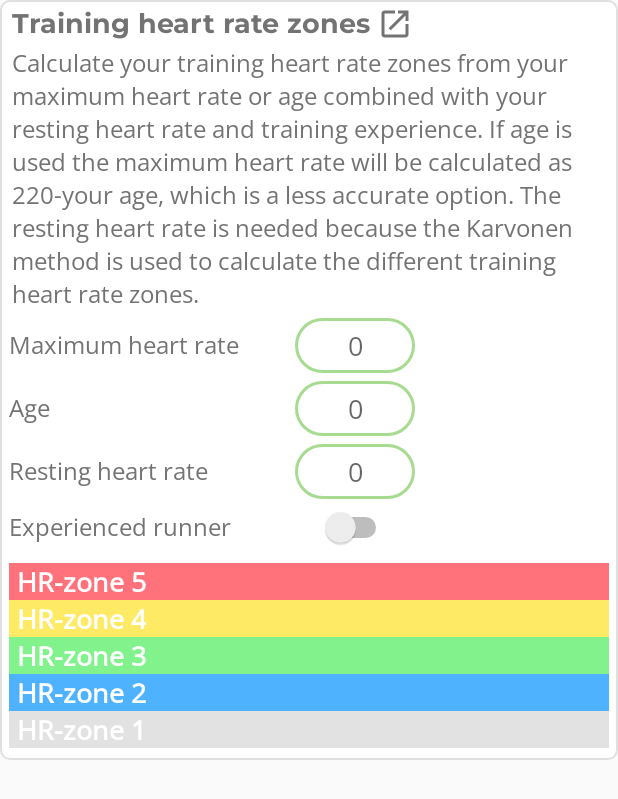
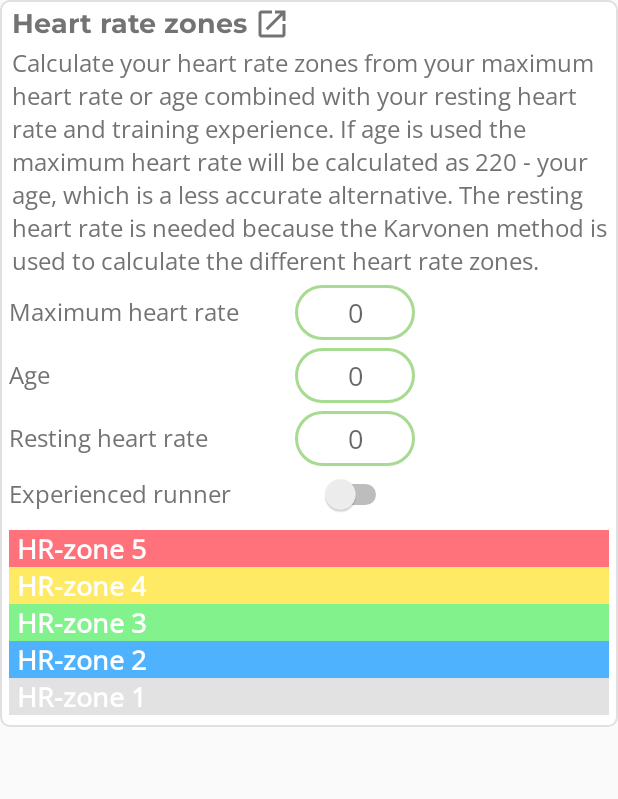
Before and after one commit to rnyholm/runcalc, an Android app: the layout heart_rate_zones_content_card.xml on its own in the app's theme, with its tools: preview values and no code run, on a phone screen of 412 x 824 dp. Shown: the top 799 px of the screen. Run offline under Robolectric (Android 15) with nearby library versions, the phone set to English and light mode, and no system bars.

Commit message:
#39 Adjusted texts a bit

```diff
--- a/app/src/main/res/layout/activity_calculator.xml
+++ b/app/src/main/res/layout/activity_calculator.xml
@@ -36,13 +36,13 @@
                 android:layout_marginTop="10dp" />
 
             <include
-                layout="@layout/vo2max_estimate_content_card"
+                layout="@layout/heart_rate_zones_content_card"
                 android:layout_width="match_parent"
                 android:layout_height="wrap_content"
                 android:layout_marginTop="10dp" />
 
             <include
-                layout="@layout/heart_rate_zones_content_card"
+                layout="@layout/vo2max_estimate_content_card"
                 android:layout_width="match_parent"
                 android:layout_height="wrap_content"
                 android:layout_marginTop="10dp" />
--- a/app/src/main/res/values/strings.xml
+++ b/app/src/main/res/values/strings.xml
@@ -29,9 +29,10 @@
     <string name="calculate_xx">Calculate %s</string>
     <string name="convert_xx_to_xx">Convert %s to %s</string>
     <string name="estimate_xx">Estimate %s</string>
+    <string name="heart_rate_zones">Heart rate zones</string>
 
     <!-- descriptions -->
-    <string name="heart_rate_zones_description">Calculate your training heart rate zones from your maximum heart rate or age combined with your resting heart rate and training experience. If age is used the maximum heart rate will be calculated as 220-your age, which is a less accurate option. The resting heart rate is needed because the Karvonen method is used to calculate the different training heart rate zones.</string>
+    <string name="heart_rate_zones_description">Calculate your heart rate zones from your maximum heart rate or age combined with your resting heart rate and training experience. If age is used the maximum heart rate will be calculated as 220 - your age, which is a less accurate alternative. The resting heart rate is needed because the Karvonen method is used to calculate the different heart rate zones.</string>
     <string name="vo2max_estimate_description">Calculate an estimated VO2max by giving a cooper test result in meters.</string>
 
     <!-- hints -->
@@ -42,7 +43,6 @@
     <string name="age">Age</string>
     <string name="distance">Distance</string>
     <string name="experienced_runner">Experienced runner</string>
-    <string name="heart_rate_zones">Training heart rate zones</string>
     <string name="heart_rate_zone_5">HR-zone 5</string>
     <string name="heart_rate_zone_4">HR-zone 4</string>
     <string name="heart_rate_zone_3">HR-zone 3</string>
```
Also changed, not shown: 2 other files.
